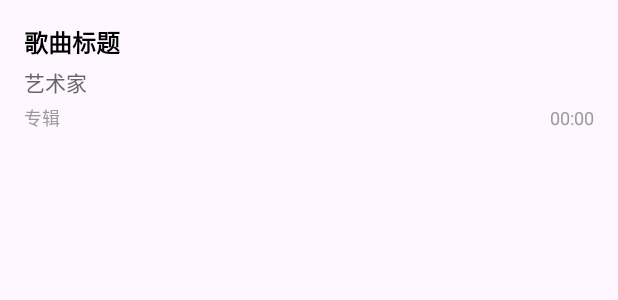
After one commit to FlowPeakFish/AutoMediaPlayer, an Android app: the layout item_music.xml on its own in the app's theme, with its tools: preview values and no code run, on a phone screen of 412 x 824 dp. The commit adds this screen. Shown: the top 300 px of the screen. Run offline under Robolectric (Android 15) with nearby library versions, the phone set to English and light mode, and no system bars.

Commit message:
第二课：MVP实现-播放单曲

```diff
--- a/app/build.gradle.kts
+++ b/app/build.gradle.kts
@@ -33,6 +33,10 @@ android {
     kotlinOptions {
         jvmTarget = "11"
     }
+
+    viewBinding {
+        enable = true
+    }
 }
 
 dependencies {
--- /dev/null
+++ b/app/src/main/res/layout/item_music.xml
@@ -0,0 +1,60 @@
+<?xml version="1.0" encoding="utf-8"?>
+<LinearLayout xmlns:android="http://schemas.android.com/apk/res/android"
+    android:orientation="vertical"
+    android:layout_width="match_parent"
+    android:layout_height="wrap_content"
+    android:padding="16dp"
+    android:background="?android:attr/selectableItemBackground">
+
+    <LinearLayout
+        android:layout_width="match_parent"
+        android:layout_height="wrap_content"
+        android:layout_weight="1"
+        android:orientation="vertical">
+
+        <TextView
+            android:id="@+id/tvSongTitle"
+            android:layout_width="match_parent"
+            android:layout_height="wrap_content"
+            android:text="歌曲标题"
+            android:textSize="16sp"
+            android:textColor="#000000"
+            android:textStyle="bold" />
+
+        <TextView
+            android:id="@+id/tvArtist"
+            android:layout_width="match_parent"
+            android:layout_height="wrap_content"
+            android:text="艺术家"
+            android:textSize="14sp"
+            android:textColor="#666666"
+            android:layout_marginTop="4dp" />
+
+        <LinearLayout
+            android:layout_width="match_parent"
+            android:layout_height="wrap_content"
+            android:orientation="horizontal"
+            android:layout_marginTop="4dp">
+
+            <TextView
+                android:id="@+id/tvAlbum"
+                android:layout_width="0dp"
+                android:layout_height="wrap_content"
+                android:layout_weight="1"
+                android:text="专辑"
+                android:textSize="12sp"
+                android:textColor="#999999" />
+
+            <TextView
+                android:id="@+id/tvDuration"
+                android:layout_width="wrap_content"
+                android:layout_height="wrap_content"
+                android:text="00:00"
+                android:textSize="12sp"
+                android:textColor="#999999" />
+
+        </LinearLayout>
+
+    </LinearLayout>
+
+</LinearLayout>
```
Also changed, not shown: app/src/main/AndroidManifest.xml (+6 -2 lines), app/src/main/java/com/example/automediaplayer/MVP_Requirements.txt (added, +29 -0 lines), app/src/main/java/com/example/automediaplayer/MainActivity.kt (deleted, +0 -20 lines), app/src/main/java/com/example/automediaplayer/adapter/MusicAdapter.kt (added, +48 -0 lines), app/src/main/java/com/example/automediaplayer/model/MusicData.kt (added, +20 -0 lines), app/src/main/java/com/example/automediaplayer/ui/MainActivity.kt (added, +170 -0 lines), app/src/main/java/com/example/automediaplayer/util/MusicScanner.kt (added, +74 -0 lines), app/src/main/res/drawable/icon_controls_next.xml (added, +15 -0 lines), app/src/main/res/drawable/icon_controls_pause.xml (added, +12 -0 lines), app/src/main/res/drawable/icon_controls_play.xml (added, +12 -0 lines), app/src/main/res/drawable/icon_controls_previous.xml (added, +15 -0 lines), app/src/main/res/layout/activity_main.xml (+89 -6 lines).
